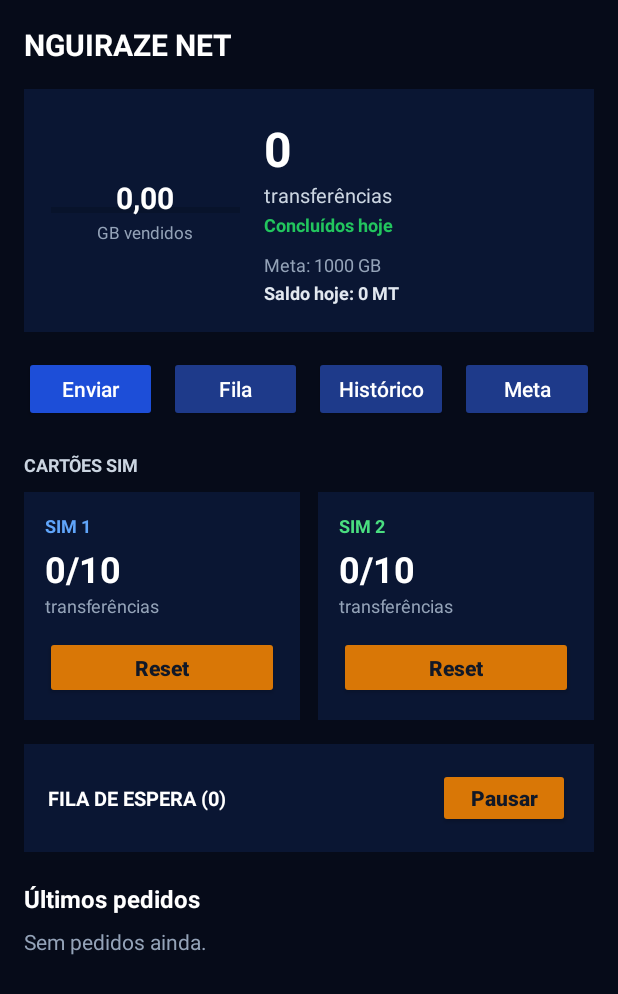
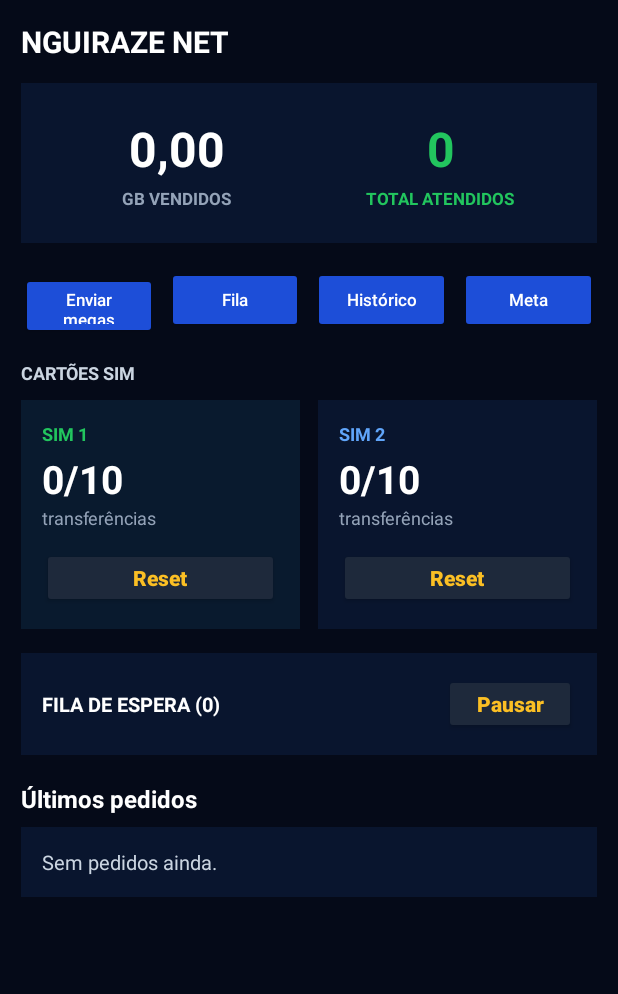
Before and after one commit to Nguiraze2004/GEMINIL, an Android app: the layout activity_main.xml on its own in the app's theme, with its tools: preview values and no code run, on a phone screen of 412 x 824 dp. Shown: the top 994 px of the screen. Run offline under Robolectric (Android 15) with nearby library versions, the phone set to English and light mode, and no system bars.

Commit message:
Update activity_main.xml

```diff
--- a/app/src/main/res/layout/activity_main.xml
+++ b/app/src/main/res/layout/activity_main.xml
@@ -2,8 +2,8 @@
 <ScrollView xmlns:android="http://schemas.android.com/apk/res/android"
     android:layout_width="match_parent"
     android:layout_height="match_parent"
-    android:background="#060B19"
-    android:padding="16dp">
+    android:background="#050A18"
+    android:padding="14dp">
 
     <LinearLayout
         android:layout_width="match_parent"
@@ -18,38 +18,24 @@
             android:textColor="#FFFFFF"
             android:textSize="20sp"
             android:textStyle="bold"
-            android:layout_marginBottom="16dp" />
+            android:layout_marginBottom="14dp" />
 
-        <!-- Parte Superior: Anel de GB Vendidos + Detalhes à Direita -->
+        <!-- Cartão Principal de Métricas -->
         <LinearLayout
             android:layout_width="match_parent"
             android:layout_height="wrap_content"
-            android:background="#0A1633"
-            android:gravity="center_vertical"
+            android:background="#09152E"
             android:orientation="horizontal"
-            android:padding="18dp"
+            android:paddingVertical="22dp"
+            android:paddingHorizontal="16dp"
             android:layout_marginBottom="16dp">
 
-            <FrameLayout
-                android:layout_width="126dp"
-                android:layout_height="126dp"
-                android:layout_marginEnd="16dp">
-
-                <ProgressBar
-                    android:id="@+id/progressGb"
-                    style="?android:attr/progressBarStyleHorizontal"
-                    android:layout_width="match_parent"
-                    android:layout_height="match_parent"
-                    android:indeterminate="false"
-                    android:max="100"
-                    android:progress="0" />
-
             <LinearLayout
-                    android:layout_width="match_parent"
-                    android:layout_height="match_parent"
+                android:layout_width="0dp"
+                android:layout_height="wrap_content"
+                android:layout_weight="1"
                 android:gravity="center"
-                    android:orientation="vertical"
-                    android:padding="10dp">
+                android:orientation="vertical">
 
                 <TextView
                     android:id="@+id/tvGbVendidos"
@@ -57,23 +43,24 @@
                     android:layout_height="wrap_content"
                     android:text="0,00"
                     android:textColor="#FFFFFF"
-                        android:textSize="20sp"
+                    android:textSize="32sp"
                     android:textStyle="bold" />
 
                 <TextView
                     android:layout_width="wrap_content"
                     android:layout_height="wrap_content"
-                        android:text="GB vendidos"
+                    android:text="GB VENDIDOS"
                     android:textColor="#94A3B8"
                     android:textSize="11sp"
-                        android:layout_marginTop="2dp" />
+                    android:textStyle="bold"
+                    android:layout_marginTop="4dp" />
             </LinearLayout>
-            </FrameLayout>
 
             <LinearLayout
                 android:layout_width="0dp"
                 android:layout_height="wrap_content"
                 android:layout_weight="1"
+                android:gravity="center"
                 android:orientation="vertical">
 
                 <TextView
@@ -81,64 +68,39 @@
                     android:layout_width="wrap_content"
                     android:layout_height="wrap_content"
                     android:text="0"
-                    android:textColor="#FFFFFF"
+                    android:textColor="#22C55E"
                     android:textSize="32sp"
                     android:textStyle="bold" />
 
                 <TextView
                     android:layout_width="wrap_content"
                     android:layout_height="wrap_content"
-                    android:text="transferências"
-                    android:textColor="#CBD5E1"
-                    android:textSize="13sp" />
-
-                <TextView
-                    android:layout_width="wrap_content"
-                    android:layout_height="wrap_content"
-                    android:text="Concluídos hoje"
+                    android:text="TOTAL ATENDIDOS"
                     android:textColor="#22C55E"
-                    android:textSize="12sp"
+                    android:textSize="11sp"
                     android:textStyle="bold"
-                    android:layout_marginTop="2dp"
-                    android:layout_marginBottom="10dp" />
-
-                <TextView
-                    android:id="@+id/tvMetaResumo"
-                    android:layout_width="wrap_content"
-                    android:layout_height="wrap_content"
-                    android:text="Meta: 1000 GB"
-                    android:textColor="#94A3B8"
-                    android:textSize="12sp" />
-
-                <TextView
-                    android:id="@+id/tvSaldoHoje"
-                    android:layout_width="wrap_content"
-                    android:layout_height="wrap_content"
-                    android:text="Saldo hoje: 0 MT"
-                    android:textColor="#E2E8F0"
-                    android:textSize="12sp"
-                    android:textStyle="bold"
-                    android:layout_marginTop="2dp" />
+                    android:layout_marginTop="4dp" />
             </LinearLayout>
         </LinearLayout>
 
-        <!-- Barra de Navegação -->
+        <!-- Barra de Ações -->
         <LinearLayout
             android:layout_width="match_parent"
             android:layout_height="wrap_content"
             android:orientation="horizontal"
-            android:layout_marginBottom="20dp">
+            android:layout_marginBottom="18dp">
 
             <Button
                 android:id="@+id/btnEnviar"
                 android:layout_width="0dp"
                 android:layout_height="44dp"
                 android:layout_weight="1"
-                android:text="Enviar"
+                android:text="Enviar megas"
                 android:textAllCaps="false"
+                android:textSize="11sp"
                 android:textColor="#FFFFFF"
                 android:backgroundTint="#1D4ED8"
-                android:layout_marginEnd="4dp" />
+                android:layout_marginEnd="3dp" />
 
             <Button
                 android:id="@+id/btnFila"
@@ -147,10 +109,11 @@
                 android:layout_weight="1"
                 android:text="Fila"
                 android:textAllCaps="false"
+                android:textSize="11sp"
                 android:textColor="#FFFFFF"
-                android:backgroundTint="#1E3A8A"
-                android:layout_marginStart="4dp"
-                android:layout_marginEnd="4dp" />
+                android:backgroundTint="#1D4ED8"
+                android:layout_marginStart="3dp"
+                android:layout_marginEnd="3dp" />
 
             <Button
                 android:id="@+id/btnHistorico"
@@ -159,10 +122,11 @@
                 android:layout_weight="1"
                 android:text="Histórico"
                 android:textAllCaps="false"
+                android:textSize="11sp"
                 android:textColor="#FFFFFF"
-                android:backgroundTint="#1E3A8A"
-                android:layout_marginStart="4dp"
-                android:layout_marginEnd="4dp" />
+                android:backgroundTint="#1D4ED8"
+                android:layout_marginStart="3dp"
+                android:layout_marginEnd="3dp" />
 
             <Button
                 android:id="@+id/btnMeta"
@@ -171,9 +135,10 @@
                 android:layout_weight="1"
                 android:text="Meta"
                 android:textAllCaps="false"
+                android:textSize="11sp"
                 android:textColor="#FFFFFF"
-                android:backgroundTint="#1E3A8A"
-                android:layout_marginStart="4dp" />
+                android:backgroundTint="#1D4ED8"
+                android:layout_marginStart="3dp" />
         </LinearLayout>
 
         <TextView
@@ -196,7 +161,7 @@
                 android:layout_width="0dp"
                 android:layout_height="wrap_content"
                 android:layout_weight="1"
-                android:background="#0A1633"
+                android:background="#091A2E"
                 android:orientation="vertical"
                 android:padding="14dp"
                 android:layout_marginEnd="6dp">
@@ -205,7 +170,7 @@
                     android:layout_width="wrap_content"
                     android:layout_height="wrap_content"
                     android:text="SIM 1"
-                    android:textColor="#60A5FA"
+                    android:textColor="#22C55E"
                     android:textSize="12sp"
                     android:textStyle="bold" />
 
@@ -215,7 +180,7 @@
                     android:layout_height="wrap_content"
                     android:text="0/10"
                     android:textColor="#FFFFFF"
-                    android:textSize="24sp"
+                    android:textSize="26sp"
                     android:textStyle="bold"
                     android:layout_marginTop="4dp" />
 
@@ -230,19 +195,19 @@
                 <Button
                     android:id="@+id/btnResetSim1"
                     android:layout_width="match_parent"
-                    android:layout_height="42dp"
+                    android:layout_height="40dp"
                     android:text="Reset"
                     android:textAllCaps="false"
-                    android:textColor="#111827"
+                    android:textColor="#FBBF24"
                     android:textStyle="bold"
-                    android:backgroundTint="#D97706" />
+                    android:backgroundTint="#1E293B" />
             </LinearLayout>
 
             <LinearLayout
                 android:layout_width="0dp"
                 android:layout_height="wrap_content"
                 android:layout_weight="1"
-                android:background="#0A1633"
+                android:background="#09152E"
                 android:orientation="vertical"
                 android:padding="14dp"
                 android:layout_marginStart="6dp">
@@ -251,7 +216,7 @@
                     android:layout_width="wrap_content"
                     android:layout_height="wrap_content"
                     android:text="SIM 2"
-                    android:textColor="#4ADE80"
+                    android:textColor="#60A5FA"
                     android:textSize="12sp"
                     android:textStyle="bold" />
 
@@ -261,7 +226,7 @@
                     android:layout_height="wrap_content"
                     android:text="0/10"
                     android:textColor="#FFFFFF"
-                    android:textSize="24sp"
+                    android:textSize="26sp"
                     android:textStyle="bold"
                     android:layout_marginTop="4dp" />
 
@@ -276,12 +241,12 @@
                 <Button
                     android:id="@+id/btnResetSim2"
                     android:layout_width="match_parent"
-                    android:layout_height="42dp"
+                    android:layout_height="40dp"
                     android:text="Reset"
                     android:textAllCaps="false"
-                    android:textColor="#111827"
+                    android:textColor="#FBBF24"
                     android:textStyle="bold"
-                    android:backgroundTint="#D97706" />
+                    android:backgroundTint="#1E293B" />
             </LinearLayout>
         </LinearLayout>
 
@@ -289,11 +254,11 @@
         <LinearLayout
             android:layout_width="match_parent"
             android:layout_height="wrap_content"
-            android:background="#0A1633"
+            android:background="#09152E"
             android:gravity="center_vertical"
             android:orientation="horizontal"
-            android:padding="16dp"
-            android:layout_marginBottom="20dp">
+            android:padding="14dp"
+            android:layout_marginBottom="18dp">
 
             <TextView
                 android:id="@+id/tvFilaEspera"
@@ -311,9 +276,9 @@
                 android:layout_height="40dp"
                 android:text="Pausar"
                 android:textAllCaps="false"
-                android:textColor="#111827"
+                android:textColor="#FBBF24"
                 android:textStyle="bold"
-                android:backgroundTint="#D97706" />
+                android:backgroundTint="#1E293B" />
         </LinearLayout>
 
         <!-- Últimos Pedidos -->
@@ -330,9 +295,11 @@
             android:id="@+id/tvUltimosPedidos"
             android:layout_width="match_parent"
             android:layout_height="wrap_content"
+            android:background="#09152E"
+            android:padding="14dp"
             android:text="Sem pedidos ainda."
-            android:textColor="#94A3B8"
-            android:textSize="14sp" />
+            android:textColor="#CBD5E1"
+            android:textSize="13sp" />
 
     </LinearLayout>
 </ScrollView>
```
Lines whose indentation alone changed are shown as unchanged.
